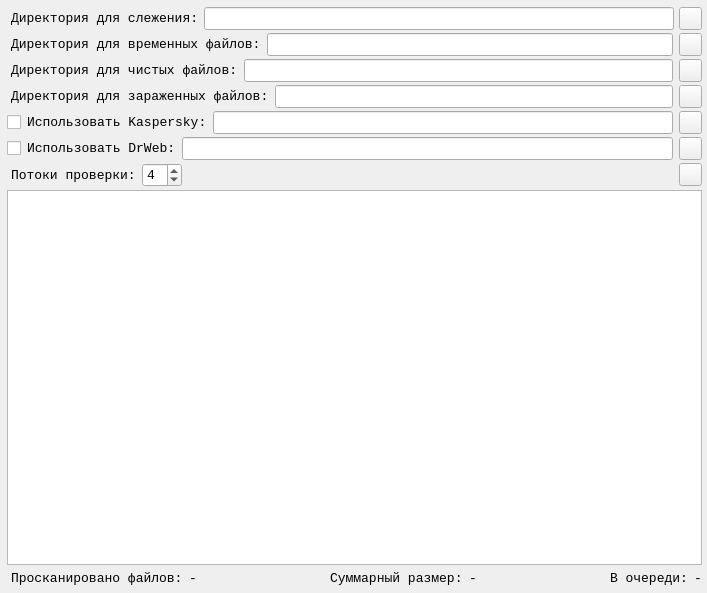
Old version of the form widget.ui in the repository FeZar97/Investigator.
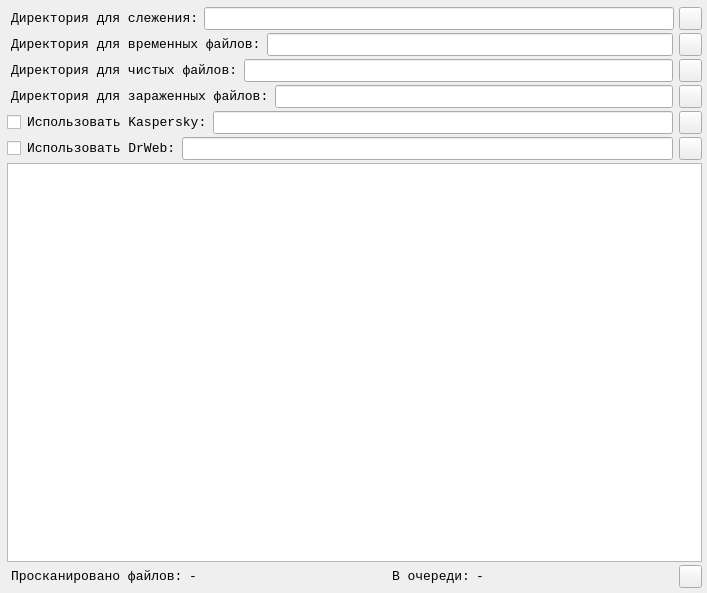
New version of the form. Icons and pictures are not drawn.

Commit message: version with 2 stage of files processing. bug with second stage: moving files, that are processing by antivirus

```diff
--- a/widget.ui
+++ b/widget.ui
@@ -406,87 +406,10 @@
      </layout>
     </item>
     <item>
-     <layout class="QHBoxLayout" name="secondRowLayout" stretch="0,0,0,0">
+     <layout class="QHBoxLayout" name="secondRowLayout">
       <property name="leftMargin">
        <number>4</number>
       </property>
-      <item>
-       <widget class="QLabel" name="threadControlLabel">
-        <property name="font">
-         <font>
-          <family>Courier New</family>
-          <pointsize>10</pointsize>
-         </font>
-        </property>
-        <property name="text">
-         <string>Потоки проверки:</string>
-        </property>
-       </widget>
-      </item>
-      <item>
-       <widget class="QSpinBox" name="threadControlSB">
-        <property name="minimumSize">
-         <size>
-          <width>40</width>
-          <height>0</height>
-         </size>
-        </property>
-        <property name="maximumSize">
-         <size>
-          <width>40</width>
-          <height>16777215</height>
-         </size>
-        </property>
-        <property name="font">
-         <font>
-          <family>Courier New</family>
-          <pointsize>10</pointsize>
-         </font>
-        </property>
-        <property name="minimum">
-         <number>1</number>
-        </property>
-        <property name="value">
-         <number>4</number>
-        </property>
-       </widget>
-      </item>
-      <item>
-       <spacer name="spacer3">
-        <property name="orientation">
-         <enum>Qt::Horizontal</enum>
-        </property>
-        <property name="sizeHint" stdset="0">
-         <size>
-          <width>40</width>
-          <height>20</height>
-         </size>
-        </property>
-       </spacer>
-      </item>
-      <item>
-       <widget class="QPushButton" name="clearButton">
-        <property name="maximumSize">
-         <size>
-          <width>23</width>
-          <height>23</height>
-         </size>
-        </property>
-        <property name="font">
-         <font>
-          <family>Courier New</family>
-          <pointsize>10</pointsize>
-         </font>
-        </property>
-        <property name="text">
-         <string/>
-        </property>
-        <property name="icon">
-         <iconset resource="qrc.qrc">
-          <normaloff>:/clear.png</normaloff>:/clear.png</iconset>
-        </property>
-       </widget>
-      </item>
      </layout>
     </item>
     <item>
@@ -549,45 +472,6 @@
         </property>
        </spacer>
       </item>
-      <item>
-       <widget class="QLabel" name="summarySizeLabel">
-        <property name="font">
-         <font>
-          <family>Courier New</family>
-          <pointsize>10</pointsize>
-         </font>
-        </property>
-        <property name="text">
-         <string>Суммарный размер:</string>
-        </property>
-       </widget>
-      </item>
-      <item>
-       <widget class="QLabel" name="summarySizeNbLabel">
-        <property name="font">
-         <font>
-          <family>Courier New</family>
-          <pointsize>10</pointsize>
-         </font>
-        </property>
-        <property name="text">
-         <string>-</string>
-        </property>
-       </widget>
-      </item>
-      <item>
-       <spacer name="horizontalSpacer_2">
-        <property name="orientation">
-         <enum>Qt::Horizontal</enum>
-        </property>
-        <property name="sizeHint" stdset="0">
-         <size>
-          <width>40</width>
-          <height>20</height>
-         </size>
-        </property>
-       </spacer>
-      </item>
       <item>
        <widget class="QLabel" name="queueLabel">
         <property name="font">
@@ -614,6 +498,42 @@
         </property>
        </widget>
       </item>
+      <item>
+       <spacer name="horizontalSpacer_2">
+        <property name="orientation">
+         <enum>Qt::Horizontal</enum>
+        </property>
+        <property name="sizeHint" stdset="0">
+         <size>
+          <width>40</width>
+          <height>20</height>
+         </size>
+        </property>
+       </spacer>
+      </item>
+      <item>
+       <widget class="QPushButton" name="clearButton">
+        <property name="maximumSize">
+         <size>
+          <width>23</width>
+          <height>23</height>
+         </size>
+        </property>
+        <property name="font">
+         <font>
+          <family>Courier New</family>
+          <pointsize>10</pointsize>
+         </font>
+        </property>
+        <property name="text">
+         <string/>
+        </property>
+        <property name="icon">
+         <iconset resource="qrc.qrc">
+          <normaloff>:/clear.png</normaloff>:/clear.png</iconset>
+        </property>
+       </widget>
+      </item>
      </layout>
     </item>
    </layout>
```
The commit also changes 9 other files.
